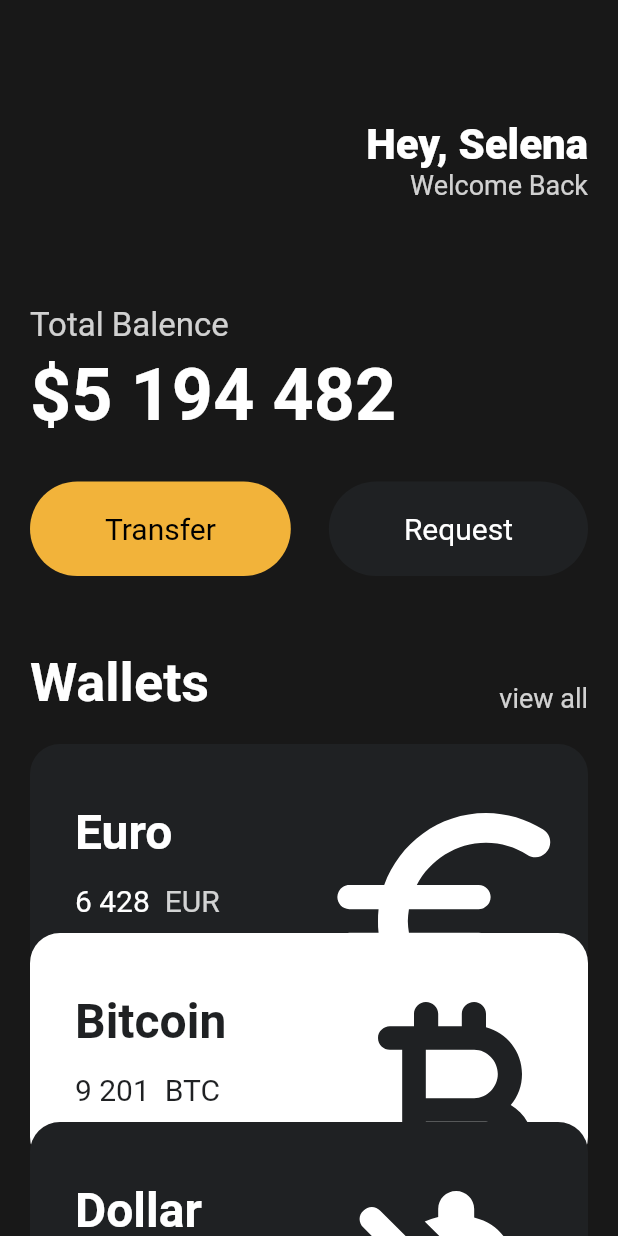
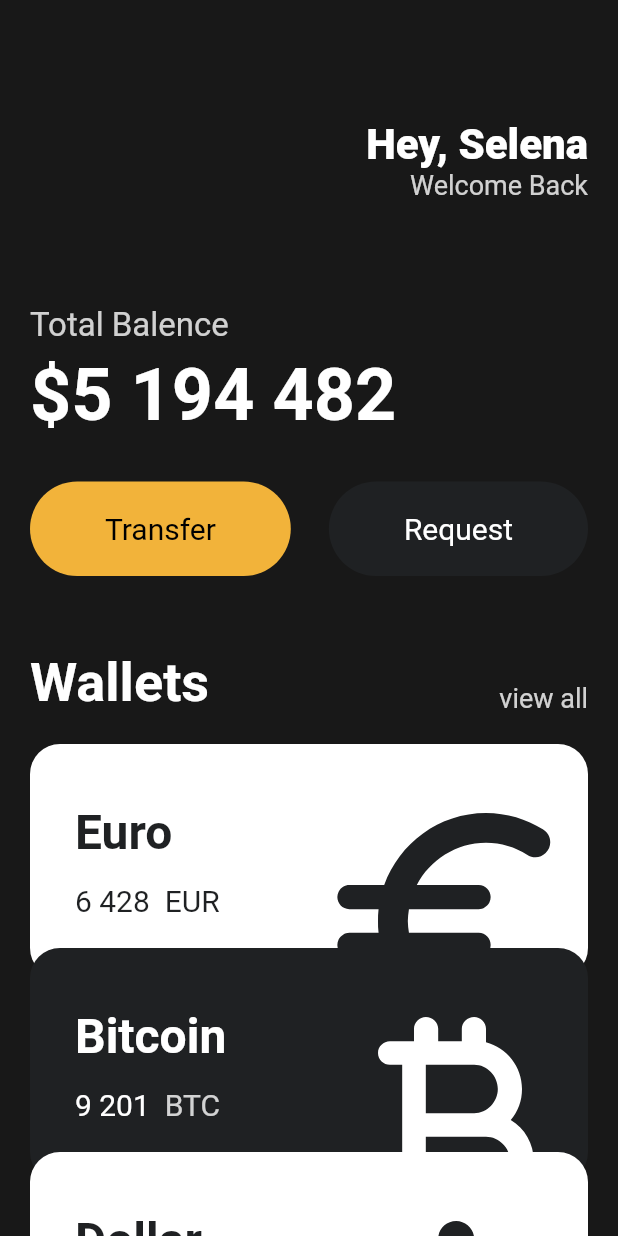
Before and after one commit to Jinwook-Song/toonflix, a Flutter app: the screen it shows after launch, on a phone screen of 412 x 824 dp. Run offline on Flutter 3.47's test engine with Material 2 defaults, Android fonts, the phone set to English and light mode, and no system bars.

Commit message:
fix: card with transform

```diff
--- a/lib/main.dart
+++ b/lib/main.dart
@@ -119,27 +119,21 @@ class App extends StatelessWidget {
                 code: 'EUR',
                 amount: '6 428',
                 icon: Icons.euro_rounded,
-                isInverted: false,
+                index: 0,
               ),
-              Transform.translate(
-                offset: const Offset(0, -30),
-                child: const CurrencyCard(
+              const CurrencyCard(
                 name: 'Bitcoin',
                 code: 'BTC',
                 amount: '9 201',
                 icon: Icons.currency_bitcoin_rounded,
-                  isInverted: true,
+                index: 1,
               ),
-              ),
-              Transform.translate(
-                offset: const Offset(0, -60),
-                child: const CurrencyCard(
+              const CurrencyCard(
                 name: 'Dollar',
                 code: 'USD',
                 amount: '6 302',
                 icon: Icons.money_off_rounded,
-                  isInverted: false,
-                ),
+                index: 2,
               ),
             ],
           ),
--- a/lib/widgets/currency_card.dart
+++ b/lib/widgets/currency_card.dart
@@ -3,7 +3,7 @@ import 'package:flutter/material.dart';
 class CurrencyCard extends StatelessWidget {
   final String name, code, amount;
   final IconData icon;
-  final bool isInverted;
+  final int index;
 
   // private
   final _blackColor = const Color(0xFF1F2123);
@@ -14,15 +14,17 @@ class CurrencyCard extends StatelessWidget {
     required this.code,
     required this.amount,
     required this.icon,
-    required this.isInverted,
+    required this.index,
   });
 
   @override
   Widget build(BuildContext context) {
-    return Container(
+    return Transform.translate(
+      offset: Offset(0, -index * 20),
+      child: Container(
         clipBehavior: Clip.hardEdge,
         decoration: BoxDecoration(
-          color: isInverted ? Colors.white : _blackColor,
+            color: index % 2 == 0 ? Colors.white : _blackColor,
             borderRadius: BorderRadius.circular(20)),
         child: Padding(
           padding: const EdgeInsets.all(30),
@@ -35,7 +37,7 @@ class CurrencyCard extends StatelessWidget {
                   Text(
                     name,
                     style: TextStyle(
-                    color: isInverted ? _blackColor : Colors.white,
+                      color: index % 2 == 0 ? _blackColor : Colors.white,
                       fontSize: 32,
                       fontWeight: FontWeight.w600,
                     ),
@@ -47,7 +49,7 @@ class CurrencyCard extends StatelessWidget {
                     children: [
                       Text(amount,
                           style: TextStyle(
-                          color: isInverted ? _blackColor : Colors.white,
+                            color: index % 2 == 0 ? _blackColor : Colors.white,
                             fontSize: 20,
                           )),
                       const SizedBox(
@@ -56,7 +58,7 @@ class CurrencyCard extends StatelessWidget {
                       Text(
                         code,
                         style: TextStyle(
-                        color: isInverted
+                          color: index % 2 == 0
                               ? _blackColor
                               : Colors.white.withOpacity(0.8),
                           fontSize: 20,
@@ -72,7 +74,7 @@ class CurrencyCard extends StatelessWidget {
                   scale: 2,
                   child: Icon(
                     icon,
-                  color: isInverted ? _blackColor : Colors.white,
+                    color: index % 2 == 0 ? _blackColor : Colors.white,
                     size: 96,
                   ),
                 ),
@@ -80,6 +82,7 @@ class CurrencyCard extends StatelessWidget {
             ],
           ),
         ),
+      ),
     );
   }
 }
```
Lines whose indentation alone changed are shown as unchanged.
